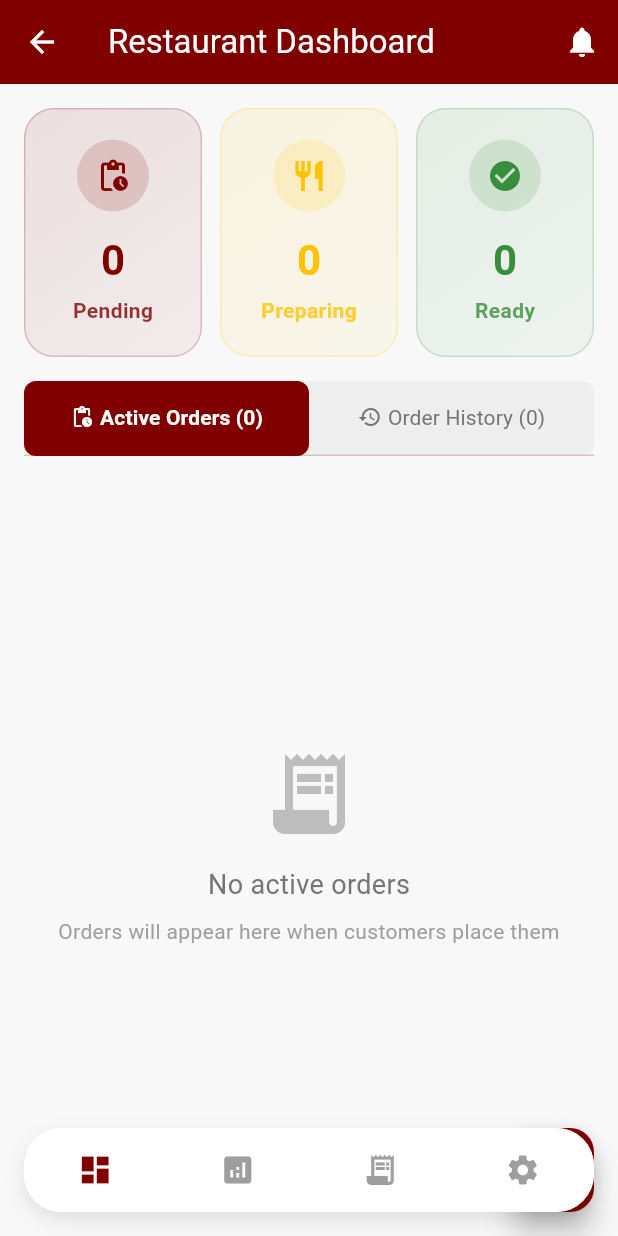
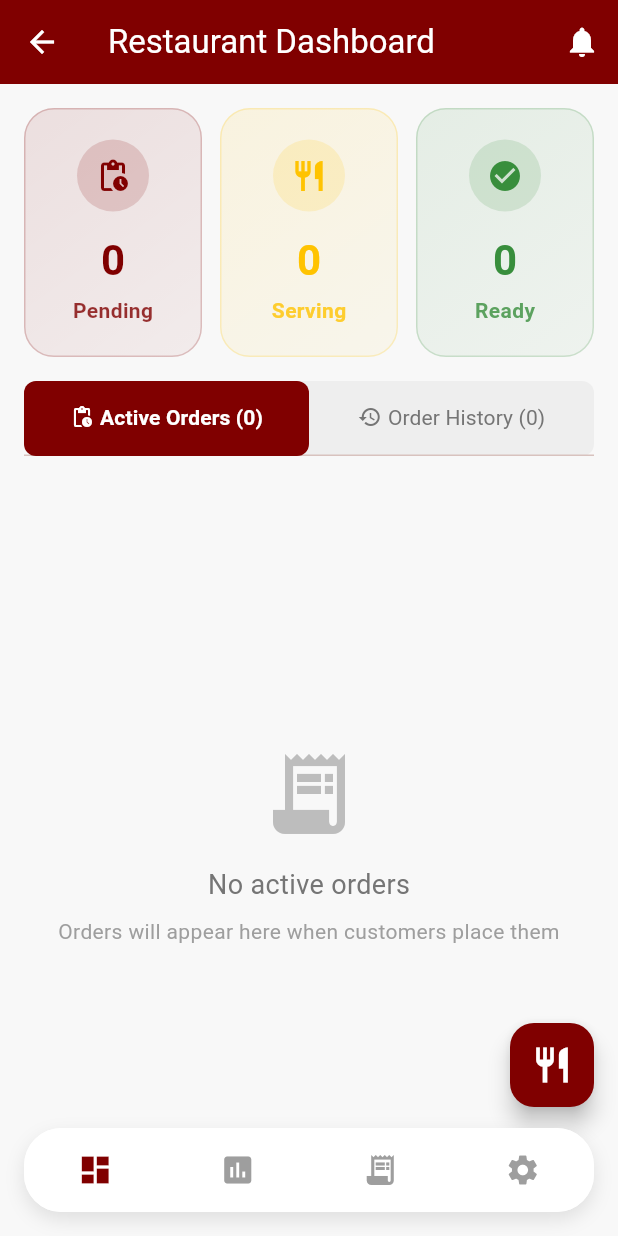
Before and after one commit to smartinbooox/food_app, a Flutter app: the RestaurantMainScreen screen opened directly, on a phone screen of 412 x 824 dp. Run offline on Flutter 3.47's test engine with Material 3 defaults, Android fonts, the phone set to English and light mode, and no system bars; our stand-ins replace fl_chart, image_picker, supabase_flutter; accounts and stored records are empty.

Commit message:
fix(restaurant): adjust FAB positioning, change 'Preparing' to 'Serving', update reports tab icon to match admin screen

```diff
--- a/lib/screens/restaurant/restaurant_dashboard_screen.dart
+++ b/lib/screens/restaurant/restaurant_dashboard_screen.dart
@@ -482,7 +482,7 @@ class _RestaurantDashboardScreenState extends State<RestaurantDashboardScreen> w
                             ),
                             const SizedBox(height: 4),
                             Text(
-                              'Preparing',
+                              'Serving',
                               style: TextStyle(
                                 fontSize: 14,
                                 fontWeight: FontWeight.w600,
@@ -614,7 +614,9 @@ class _RestaurantDashboardScreenState extends State<RestaurantDashboardScreen> w
           ),
         ),
       ),
-      floatingActionButton: FloatingActionButton(
+      floatingActionButton: Padding(
+        padding: const EdgeInsets.only(bottom: 86.0), // Move FAB above the bottom nav
+        child: FloatingActionButton(
           onPressed: () {
             Navigator.push(
               context,
@@ -625,9 +627,10 @@ class _RestaurantDashboardScreenState extends State<RestaurantDashboardScreen> w
           },
           backgroundColor: AppConstants.primaryColor,
           child: const Icon(Icons.restaurant, color: Colors.white, size: 28),
-        elevation: 8,
           tooltip: 'Add Food Item',
         ),
+      ),
+      floatingActionButtonLocation: FloatingActionButtonLocation.endDocked,
     );
   }
 }
--- a/lib/screens/restaurant/restaurant_main_screen.dart
+++ b/lib/screens/restaurant/restaurant_main_screen.dart
@@ -91,7 +91,7 @@ class _RestaurantMainScreenState extends State<RestaurantMainScreen> {
                         label: '',
                       ),
                       BottomNavigationBarItem(
-                        icon: Icon(Icons.analytics),
+                        icon: Icon(Icons.assessment),
                         label: '',
                       ),
                       BottomNavigationBarItem(
```
Lines whose indentation alone changed are shown as unchanged.
